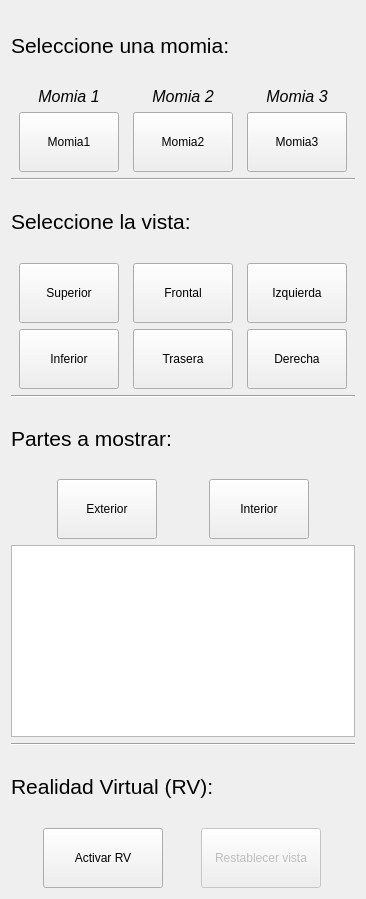
Qt form MummyInterface/Resources/UI/MummyInterface.ui (mt4sd/MummyMuseum) before a commit.
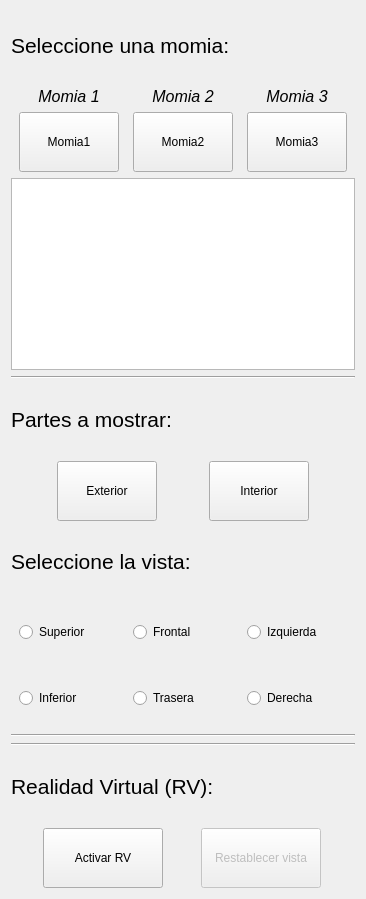
The same form after that commit.

```diff
--- a/MummyInterface/Resources/UI/MummyInterface.ui
+++ b/MummyInterface/Resources/UI/MummyInterface.ui
@@ -139,6 +139,16 @@
      </item>
     </layout>
    </item>
+   <item>
+    <widget class="QPlainTextEdit" name="explanatoryText">
+     <property name="sizePolicy">
+      <sizepolicy hsizetype="Expanding" vsizetype="Minimum">
+       <horstretch>0</horstretch>
+       <verstretch>0</verstretch>
+      </sizepolicy>
+     </property>
+    </widget>
+   </item>
    <item>
     <widget class="Line" name="viewSpacerLine">
      <property name="sizePolicy">
@@ -152,6 +162,55 @@
      </property>
     </widget>
    </item>
+   <item>
+    <widget class="QLabel" name="mummyPartsTitle">
+     <property name="text">
+      <string>&lt;html&gt;&lt;head/&gt;&lt;body&gt;&lt;p&gt;&lt;span style=&quot; font-size:16pt;&quot;&gt;Partes a mostrar:&lt;/span&gt;&lt;/p&gt;&lt;/body&gt;&lt;/html&gt;</string>
+     </property>
+    </widget>
+   </item>
+   <item>
+    <layout class="QHBoxLayout" name="volumeRenderingLayout">
+     <item>
+      <widget class="QPushButton" name="volumeRenderingAButton">
+       <property name="sizePolicy">
+        <sizepolicy hsizetype="Fixed" vsizetype="Fixed">
+         <horstretch>0</horstretch>
+         <verstretch>0</verstretch>
+        </sizepolicy>
+       </property>
+       <property name="minimumSize">
+        <size>
+         <width>100</width>
+         <height>60</height>
+        </size>
+       </property>
+       <property name="text">
+        <string>Exterior</string>
+       </property>
+      </widget>
+     </item>
+     <item>
+      <widget class="QPushButton" name="volumeRenderingBButton">
+       <property name="sizePolicy">
+        <sizepolicy hsizetype="Fixed" vsizetype="Fixed">
+         <horstretch>0</horstretch>
+         <verstretch>0</verstretch>
+        </sizepolicy>
+       </property>
+       <property name="minimumSize">
+        <size>
+         <width>100</width>
+         <height>60</height>
+        </size>
+       </property>
+       <property name="text">
+        <string>Interior</string>
+       </property>
+      </widget>
+     </item>
+    </layout>
+   </item>
    <item>
     <widget class="QLabel" name="viewTittle">
      <property name="text">
@@ -161,27 +220,8 @@
    </item>
    <item>
     <layout class="QGridLayout" name="viewLayout">
-     <item row="0" column="1">
-      <widget class="QPushButton" name="viewButtonA">
-       <property name="sizePolicy">
-        <sizepolicy hsizetype="Fixed" vsizetype="Fixed">
-         <horstretch>0</horstretch>
-         <verstretch>0</verstretch>
-        </sizepolicy>
-       </property>
-       <property name="minimumSize">
-        <size>
-         <width>100</width>
-         <height>60</height>
-        </size>
-       </property>
-       <property name="text">
-        <string>Frontal</string>
-       </property>
-      </widget>
-     </item>
      <item row="0" column="0">
-      <widget class="QPushButton" name="viewButtonS">
+      <widget class="QRadioButton" name="viewButtonS">
        <property name="sizePolicy">
         <sizepolicy hsizetype="Fixed" vsizetype="Fixed">
          <horstretch>0</horstretch>
@@ -199,8 +239,27 @@
        </property>
       </widget>
      </item>
+     <item row="0" column="1">
+      <widget class="QRadioButton" name="viewButtonA">
+       <property name="sizePolicy">
+        <sizepolicy hsizetype="Fixed" vsizetype="Fixed">
+         <horstretch>0</horstretch>
+         <verstretch>0</verstretch>
+        </sizepolicy>
+       </property>
+       <property name="minimumSize">
+        <size>
+         <width>100</width>
+         <height>60</height>
+        </size>
+       </property>
+       <property name="text">
+        <string>Frontal</string>
+       </property>
+      </widget>
+     </item>
      <item row="0" column="2">
-      <widget class="QPushButton" name="viewButtonL">
+      <widget class="QRadioButton" name="viewButtonL">
        <property name="sizePolicy">
         <sizepolicy hsizetype="Fixed" vsizetype="Fixed">
          <horstretch>0</horstretch>
@@ -219,7 +278,7 @@
       </widget>
      </item>
      <item row="1" column="0">
-      <widget class="QPushButton" name="viewButtonI">
+      <widget class="QRadioButton" name="viewButtonI">
        <property name="sizePolicy">
         <sizepolicy hsizetype="Fixed" vsizetype="Fixed">
          <horstretch>0</horstretch>
@@ -238,7 +297,7 @@
       </widget>
      </item>
      <item row="1" column="1">
-      <widget class="QPushButton" name="viewButtonP">
+      <widget class="QRadioButton" name="viewButtonP">
        <property name="sizePolicy">
         <sizepolicy hsizetype="Fixed" vsizetype="Fixed">
          <horstretch>0</horstretch>
@@ -257,7 +316,7 @@
       </widget>
      </item>
      <item row="1" column="2">
-      <widget class="QPushButton" name="viewButtonR">
+      <widget class="QRadioButton" name="viewButtonR">
        <property name="sizePolicy">
         <sizepolicy hsizetype="Fixed" vsizetype="Fixed">
          <horstretch>0</horstretch>
@@ -293,65 +352,6 @@
      </property>
     </widget>
    </item>
-   <item>
-    <widget class="QLabel" name="mummyPartsTitle">
-     <property name="text">
-      <string>&lt;html&gt;&lt;head/&gt;&lt;body&gt;&lt;p&gt;&lt;span style=&quot; font-size:16pt;&quot;&gt;Partes a mostrar:&lt;/span&gt;&lt;/p&gt;&lt;/body&gt;&lt;/html&gt;</string>
-     </property>
-    </widget>
-   </item>
-   <item>
-    <layout class="QHBoxLayout" name="volumeRenderingLayout">
-     <item>
-      <widget class="QPushButton" name="volumeRenderingAButton">
-       <property name="sizePolicy">
-        <sizepolicy hsizetype="Fixed" vsizetype="Fixed">
-         <horstretch>0</horstretch>
-         <verstretch>0</verstretch>
-        </sizepolicy>
-       </property>
-       <property name="minimumSize">
-        <size>
-         <width>100</width>
-         <height>60</height>
-        </size>
-       </property>
-       <property name="text">
-        <string>Exterior</string>
-       </property>
-      </widget>
-     </item>
-     <item>
-      <widget class="QPushButton" name="volumeRenderingBButton">
-       <property name="sizePolicy">
-        <sizepolicy hsizetype="Fixed" vsizetype="Fixed">
-         <horstretch>0</horstretch>
-         <verstretch>0</verstretch>
-        </sizepolicy>
-       </property>
-       <property name="minimumSize">
-        <size>
-         <width>100</width>
-         <height>60</height>
-        </size>
-       </property>
-       <property name="text">
-        <string>Interior</string>
-       </property>
-      </widget>
-     </item>
-    </layout>
-   </item>
-   <item>
-    <widget class="QPlainTextEdit" name="explanatoryText">
-     <property name="sizePolicy">
-      <sizepolicy hsizetype="Expanding" vsizetype="Minimum">
-       <horstretch>0</horstretch>
-       <verstretch>0</verstretch>
-      </sizepolicy>
-     </property>
-    </widget>
-   </item>
    <item>
     <widget class="Line" name="vrSpacerLine">
      <property name="orientation">
```
